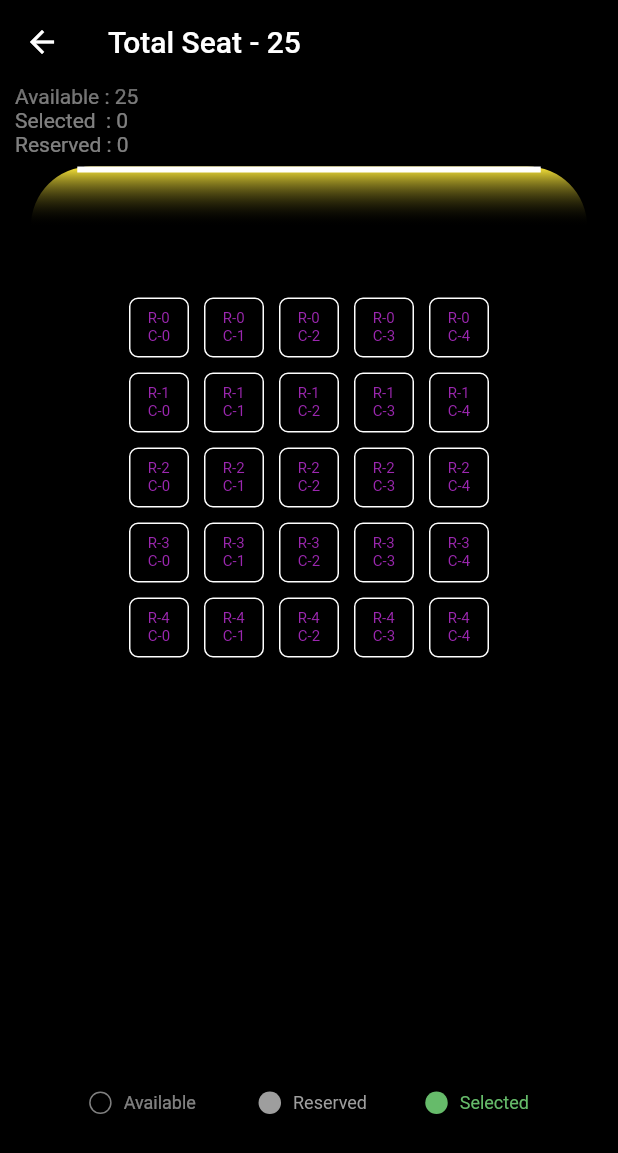
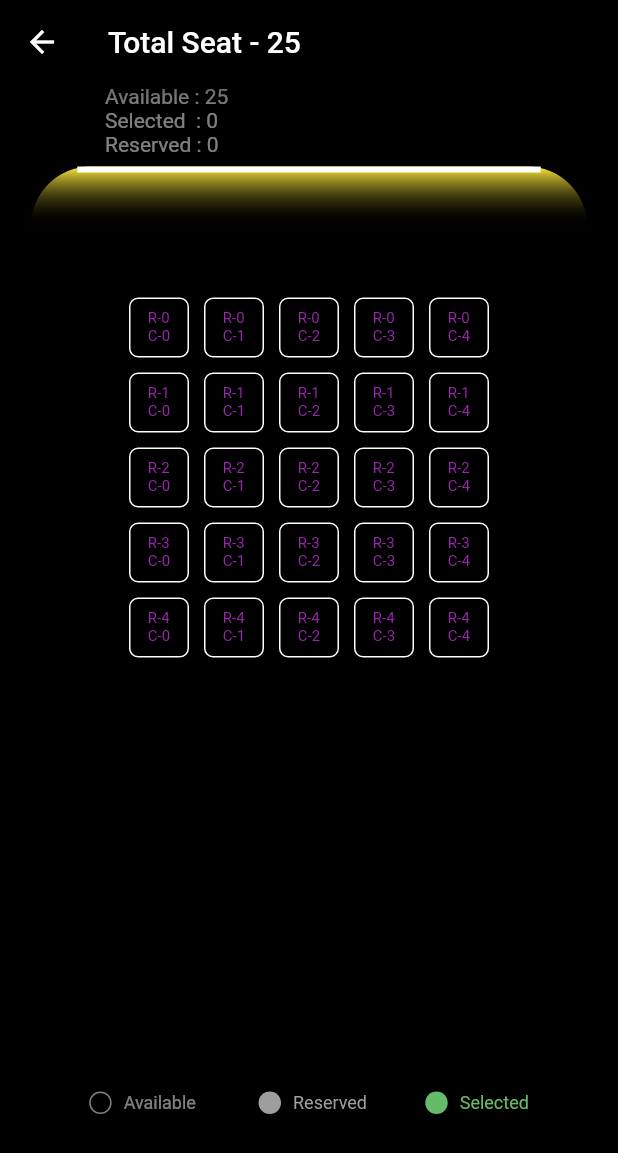
Before and after one commit to bhagirathsinh1/movie_seating, a Flutter app: the screen it shows after launch, after a tap on the "arrow forward" icon, on a phone screen of 412 x 824 dp. Shown: the top 1153 px of the screen. Run offline on Flutter 3.47's test engine with Material 2 defaults, Android fonts, the light colour scheme and no system bars.

Commit message:
minor changes

```diff
--- a/lib/seat_selector.dart
+++ b/lib/seat_selector.dart
@@ -43,7 +43,7 @@ class _SeatSelectorState extends State<SeatSelector> {
               color: Colors.black,
               width: size.width,
               child: Padding(
-                padding: const EdgeInsets.only(left: 10),
+                padding: const EdgeInsets.only(left: 70),
                 child: Column(
                   crossAxisAlignment: CrossAxisAlignment.start,
                   children: [
```
